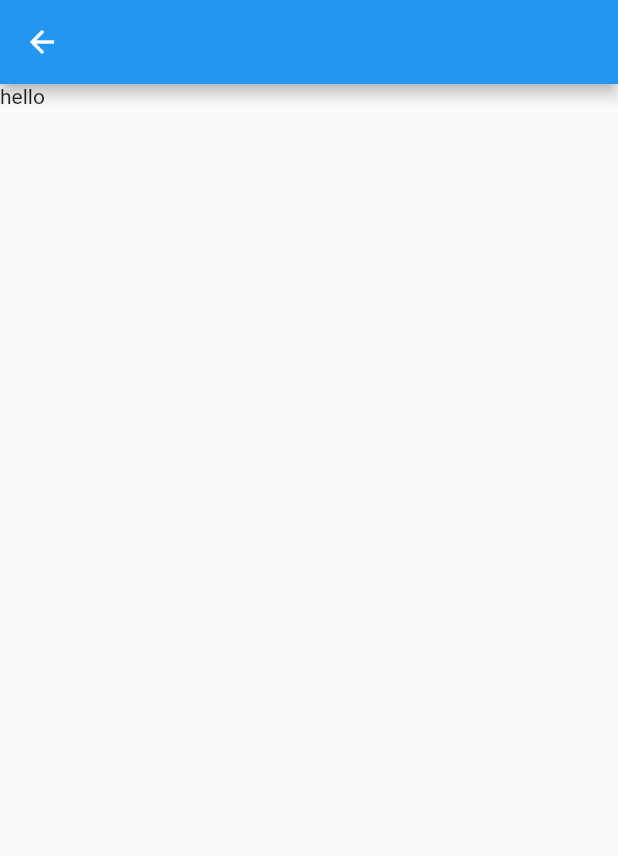
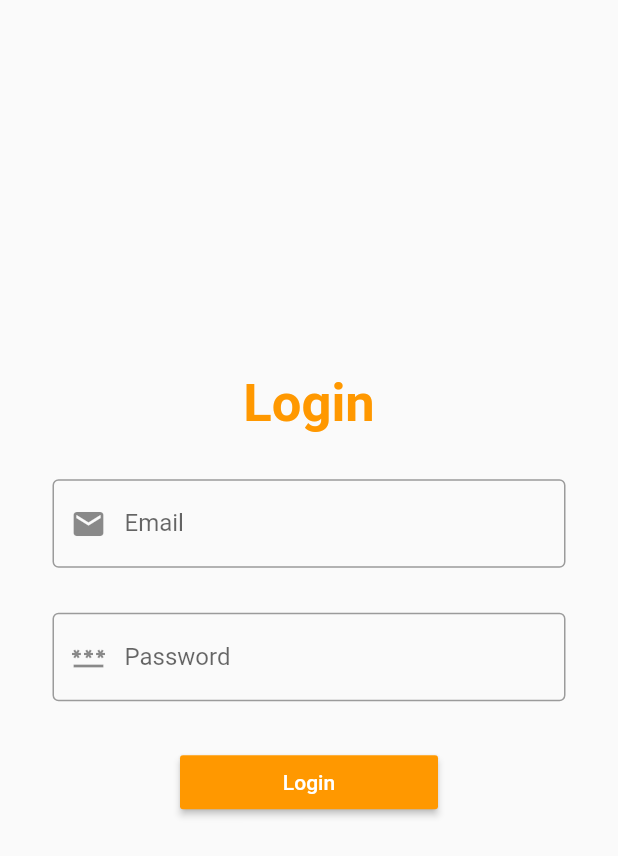
Before and after one commit to punyakrit/taskify_project, a Flutter app: the login screen opened directly, on a phone screen of 412 x 824 dp. Shown: the top 856 px of the screen. Run offline on Flutter 3.47's test engine with Material 2 defaults, Android fonts, the phone set to English and light mode, and no system bars; missing offline and left inert: flutter_onboard.

Commit message:
login demo

```diff
--- a/lib/Screens/Login/login.dart
+++ b/lib/Screens/Login/login.dart
@@ -11,7 +11,79 @@ class _loginState extends State<login> {
   @override
   Widget build(BuildContext context) {
     return Scaffold(
-    appBar: AppBar(),
-    body: Text("hello"),);
+        body: Column(
+          mainAxisAlignment: MainAxisAlignment.center,
+          crossAxisAlignment: CrossAxisAlignment.center,
+          children: [
+            Text(
+              'Login',
+              style: TextStyle(
+                  fontSize: 35,
+                  color: Colors.orange,
+                  fontWeight: FontWeight.bold),
+            ),
+            Padding(
+              padding: const EdgeInsets.symmetric(vertical: 30),
+              child: Form(
+                child: Column(
+                  children: [
+
+                    Padding(
+                      padding: const EdgeInsets.symmetric(horizontal: 35),
+                      child: TextFormField(
+                        keyboardType: TextInputType.emailAddress,
+                        decoration: InputDecoration(
+                          labelText: 'Email',
+                          hintText: 'Enter email',
+                          prefixIcon: Icon(Icons.email),
+                          border: OutlineInputBorder(),
+                        ),
+                        onChanged: (String value) {},
+                        validator: (value) {
+                          return value!.isEmpty ? 'Please enter email' : null;
+                        },
+                      ),
+                    ),
+SizedBox(
+                      height: 30,
+                    ),
+                    Padding(
+                      padding: const EdgeInsets.symmetric(horizontal: 35),
+                      child: TextFormField(
+                        keyboardType: TextInputType.emailAddress,
+                        decoration: InputDecoration(
+                          labelText: 'Password',
+                          hintText: 'Enter Password',
+                          prefixIcon: Icon(Icons.password),
+                          border: OutlineInputBorder(),
+                        ),
+                        onChanged: (String value) {},
+                        validator: (value) {
+                          return value!.isEmpty ? 'Please enter password' : null;
+                        },
+                      ),
+                    ),
+                    SizedBox(
+                      height: 30,
+                    ),
+                    Padding(
+                      padding: const EdgeInsets.symmetric(horizontal: 120),
+                      child: MaterialButton(
+                        minWidth: double.infinity,
+                        onPressed: () {},
+                        child: Text('Login'),
+                        color: Colors.orange,
+                        textColor: Colors.white,
+ ),
+                    )
+                  ],
+                ),
+              ),
+            )
+          ],
+        ),
+     )
+
+    ;
   }
 }
--- a/lib/Screens/onBoarding.dart
+++ b/lib/Screens/onBoarding.dart
@@ -1,6 +1,5 @@
 import 'package:flutter/material.dart';
 import 'package:flutter_onboard/flutter_onboard.dart';
-import 'package:taskify_project/main.dart';
 import 'Login/login.dart';
 
 class Onboarding extends StatelessWidget {
@@ -58,7 +57,7 @@ class Onboarding extends StatelessWidget {
                   ),
                 ),
                 child: Text(
-                  state.isLastPage ? "Done" : "Next",
+                  state.isLastPage ? "Register" : "Next",
                   style: const TextStyle(
                     color: Colors.white,
                     fontWeight: FontWeight.bold,
--- a/lib/Screens/splash.dart
+++ b/lib/Screens/splash.dart
@@ -17,8 +17,7 @@ class _SplashScreenState extends State<SplashScreen> {
         () => Navigator.pushReplacement(
               context,
               MaterialPageRoute(builder: (context) => Onboarding()),
-            )
-            );
+            ));
   }
 
   @override
--- a/lib/main.dart
+++ b/lib/main.dart
@@ -15,7 +15,7 @@ class MyApp extends StatelessWidget {
     return MaterialApp(
       title: 'Taskify',
       theme: ThemeData(
-      primaryColor: Color(0xff85586F),
+
       ),
       home: SplashScreen(),
     );
```
